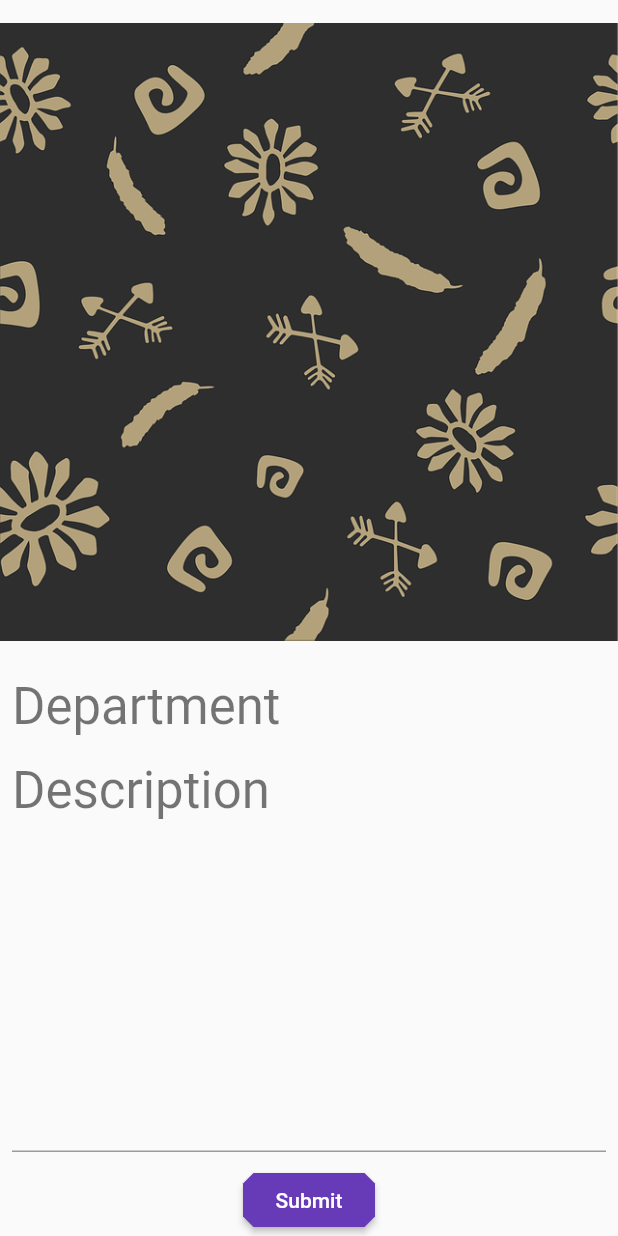
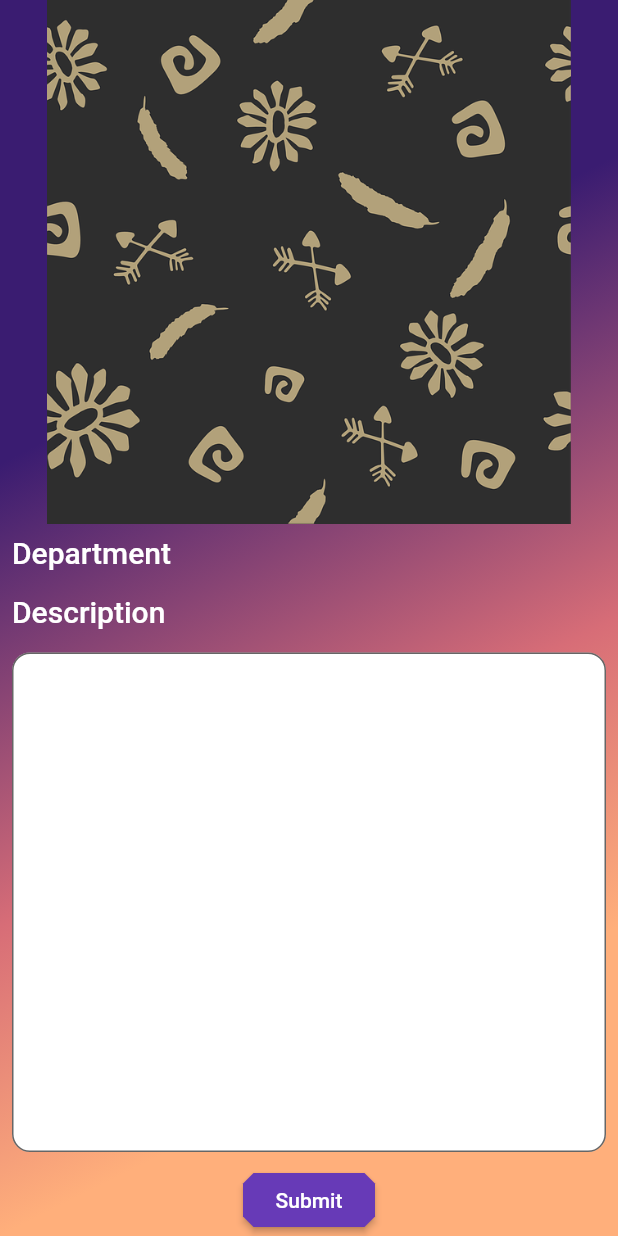
Before and after one commit to ministryofwizards/skaid, a Flutter app: the screen it shows after launch, tab 2 chosen, after a tap on "New", on a phone screen of 412 x 824 dp. Run offline on Flutter 3.47's test engine with Material 2 defaults, Android fonts, the phone set to English and light mode, and no system bars; our stand-ins replace cloud_firestore; missing offline and left inert: image_picker_modern; accounts and stored records are empty.

Commit message:
Themes Are added

```diff
--- a/lib/screens/information.dart
+++ b/lib/screens/information.dart
@@ -36,6 +36,7 @@ class Screen1 extends StatelessWidget {
                   borderRadius: BorderRadius.circular(10.0)),
               child: ListView(
                   physics:PageScrollPhysics(),
+                  padding: EdgeInsets.symmetric(vertical: 20.0),
                   children: <Widget>[
                     ListTile(
                       title: Text(
--- a/lib/screens/report_form.dart
+++ b/lib/screens/report_form.dart
@@ -2,6 +2,8 @@ import 'dart:io';
 
 import 'package:flutter/material.dart';
 import 'package:image_picker_modern/image_picker_modern.dart';
+
+import '../style.dart';
 
 
 
@@ -26,14 +28,28 @@ class _ReportFormState extends State<ReportForm> {
   Widget build(BuildContext context) {
     return Scaffold(
       resizeToAvoidBottomPadding: false,
-      body: new Column(
+      body: Container(
+        decoration: BoxDecoration(
+          gradient: LinearGradient(
+              colors: [
+                Color.fromRGBO(58, 28, 113,1),
+                Color.fromRGBO(215, 109, 119,1),
+                Color.fromRGBO(255, 175, 123,1)
+              ],
+              begin: Alignment.topLeft,
+              end: Alignment.bottomRight,
+              stops: [0.3,0.6,0.8]
+          )
+        ),
+        child: Column(
           mainAxisSize: MainAxisSize.max,
           children: <Widget>[
             Expanded(
-            flex: 2,
+
+              flex: 1,
               child: _image == null
-                ? Image.asset('assets/images/placeholder.png')
-                : Image.file(_image),
+                  ? Image.asset('assets/images/placeholder.png',fit: BoxFit.cover,)
+                  : Image.file(_image,fit: BoxFit.fitWidth,),
             ),
             Align(
               alignment: Alignment.centerLeft,
@@ -41,7 +57,7 @@ class _ReportFormState extends State<ReportForm> {
                 padding: const EdgeInsets.all(8.0),
                 child: Text(
                   'Department',
-                style: Theme.of(context).textTheme.display1,
+                  style: sectionLabel,
                 ),
               ),
             ),
@@ -51,7 +67,7 @@ class _ReportFormState extends State<ReportForm> {
                 padding: const EdgeInsets.all(8.0),
                 child: Text(
                   'Description',
-                style: Theme.of(context).textTheme.display1,
+                  style:sectionLabel,
                 ),
               ),
             ),
@@ -60,6 +76,12 @@ class _ReportFormState extends State<ReportForm> {
               child: Padding(
                 padding: const EdgeInsets.all(8.0),
                 child: TextField(
+                  decoration: InputDecoration(
+                    border: OutlineInputBorder(borderRadius: BorderRadius.all(Radius.circular(12.0))),
+                    fillColor: Colors.white,
+                    filled: true,
+
+                  ),
                   minLines: null,
                   maxLines: null,
                   expands: true,
@@ -79,6 +101,7 @@ class _ReportFormState extends State<ReportForm> {
             )
           ],
         ),
+      ),
     );
   }
 }
--- a/lib/screens/schemes.dart
+++ b/lib/screens/schemes.dart
@@ -1,9 +1,10 @@
 import 'package:cloud_firestore/cloud_firestore.dart';
 import 'package:flutter/material.dart';
-import 'package:skaid/model/card.dart';
 import 'package:skaid/network/apis.dart';
 import 'package:skaid/network/model/Scheme.dart';
 import 'package:skaid/screens/information.dart';
+
+import '../style.dart';
 
 class Schemes extends StatefulWidget {
   @override
@@ -39,12 +40,7 @@ class _SchemesState extends State<Schemes> {
 
             Align(
               alignment: Alignment.topLeft,
-              child: Text("  \n \t \t \t Relevant",textAlign:TextAlign.start,style: TextStyle(
-                fontWeight: FontWeight.w700,
-                color: Colors.white,
-                fontSize: 20,
-
-              ),),
+              child: Text("  \n \t \t \t Relevant",textAlign:TextAlign.start,style:sectionLabel,),
             ),
             Expanded(
               flex: 1,
@@ -96,12 +92,7 @@ class _SchemesState extends State<Schemes> {
             ),
             Align(
               alignment: Alignment.topLeft,
-              child: Text(" \t \t \t All",textAlign:TextAlign.start,style: TextStyle(
-                fontWeight: FontWeight.w700,
-                fontSize: 20,
-                color: Colors.white
-
-              ),),
+              child: Text(" \t \t \t All",textAlign:TextAlign.start,style: sectionLabel,),
             ),
             Expanded(
               flex: 1,
--- /dev/null
+++ b/lib/style.dart
@@ -0,0 +1,9 @@
+import 'package:flutter/material.dart';
+
+
+TextStyle sectionLabel = TextStyle(
+    fontWeight: FontWeight.w500,
+    fontSize: 20,
+    color: Colors.white
+
+);
--- a/pubspec.yaml
+++ b/pubspec.yaml
@@ -28,7 +28,7 @@ dependencies:
   # Firebase
   firebase_core: ^0.2.5
   cloud_firestore: any
-  image_picker_modern: any
+  image_picker_modern:
 
 dev_dependencies:
   flutter_test:
```
Lines whose indentation alone changed are shown as unchanged.
